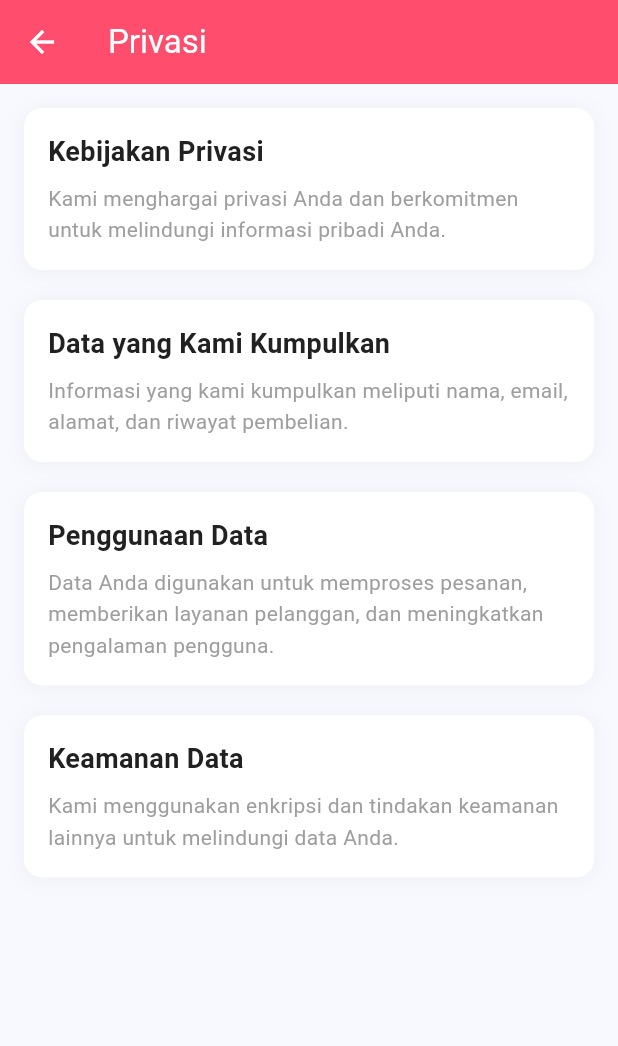
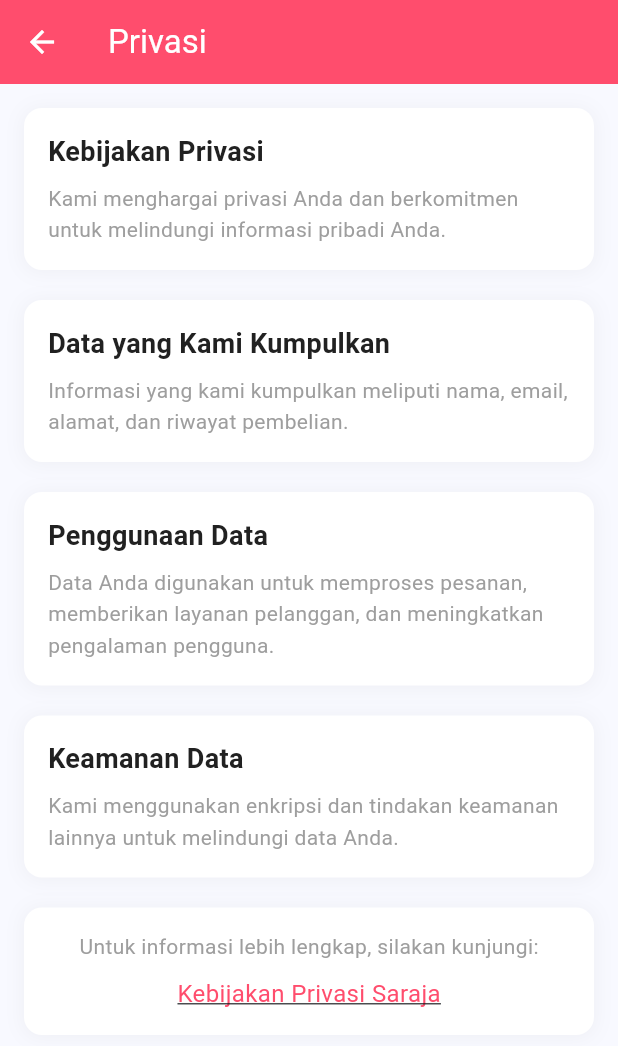
Before and after one commit to andhikafajarprayoga/ecommerce_kumbly, a Flutter app: the PrivacyScreen screen opened directly, on a phone screen of 412 x 824 dp. Shown: the top 1046 px of the screen. Run offline on Flutter 3.47's test engine with Material 3 defaults, Android fonts, the phone set to English and light mode, and no system bars; our stand-ins replace carousel_slider, flutter_local_notifications, flutter_map, flutter_rating_bar, font_awesome_flutter, geocoding and 13 more; missing offline and left inert: realtime_client, workmanager; accounts and stored records are empty; network calls fail.

Commit message:
Improve user authentication and UI in hotel and profile screens
- Add login check before hotel booking and chat
- Increase product description font size
- Replace account deletion form with external Google Form link
- Add privacy policy link in privacy screen
- Implement user-friendly authentication error messages

```diff
--- a/lib/pages/buyer/product/product_detail_screen.dart
+++ b/lib/pages/buyer/product/product_detail_screen.dart
@@ -265,7 +265,7 @@ class _ProductDetailScreenState extends State<ProductDetailScreen> {
                       Text(
                         widget.product['description'] ?? 'Tidak ada deskripsi',
                         style: TextStyle(
-                          fontSize: 11,
+                          fontSize: 14,
                           color: Colors.black87,
                           height: 1.5,
                         ),
--- a/lib/pages/buyer/profile/privacy_screen.dart
+++ b/lib/pages/buyer/profile/privacy_screen.dart
@@ -1,6 +1,7 @@
 import 'package:flutter/material.dart';
 import 'package:get/get.dart';
 import '../../../theme/app_theme.dart';
+import 'package:url_launcher/url_launcher.dart';
 
 class PrivacyScreen extends StatelessWidget {
   const PrivacyScreen({super.key});
@@ -46,6 +47,47 @@ class PrivacyScreen extends StatelessWidget {
             _buildPrivacySection(
               'Keamanan Data',
               'Kami menggunakan enkripsi dan tindakan keamanan lainnya untuk melindungi data Anda.',
+            ),
+            const SizedBox(height: 20),
+            Container(
+              width: double.infinity,
+              padding: const EdgeInsets.all(16),
+              decoration: BoxDecoration(
+                color: Colors.white,
+                borderRadius: BorderRadius.circular(12),
+                boxShadow: [
+                  BoxShadow(
+                    color: Colors.grey.withOpacity(0.1),
+                    spreadRadius: 1,
+                    blurRadius: 10,
+                    offset: const Offset(0, 1),
+                  ),
+                ],
+              ),
+              child: Column(
+                children: [
+                  Text(
+                    'Untuk informasi lebih lengkap, silakan kunjungi:',
+                    style: TextStyle(
+                      fontSize: 14,
+                      color: AppTheme.textHint,
+                    ),
+                  ),
+                  const SizedBox(height: 10),
+                  InkWell(
+                    onTap: () => launch(
+                        'https://sarajaprivacypolicy.blogspot.com/p/kebijakan-privasi-terakhir-diperbarui.html'),
+                    child: Text(
+                      'Kebijakan Privasi Saraja',
+                      style: TextStyle(
+                        fontSize: 16,
+                        color: AppTheme.primary,
+                        decoration: TextDecoration.underline,
+                      ),
+                    ),
+                  ),
+                ],
+              ),
             ),
           ],
         ),
```
Also changed, not shown: lib/pages/buyer/hotel/hotel_detail_screen.dart (+16 -3 lines), lib/pages/buyer/profile/delete_account_screen.dart (+3 -70 lines).
